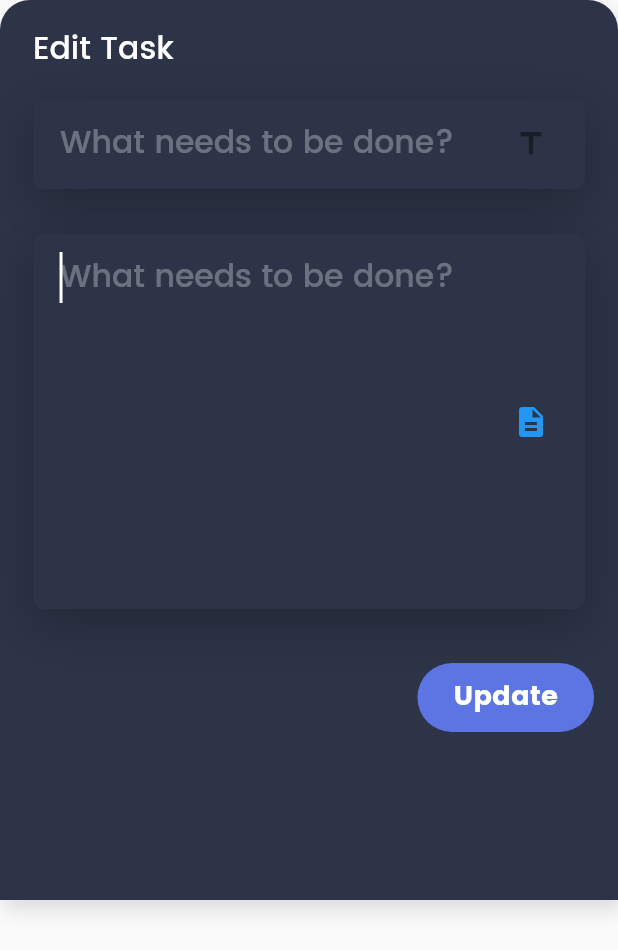
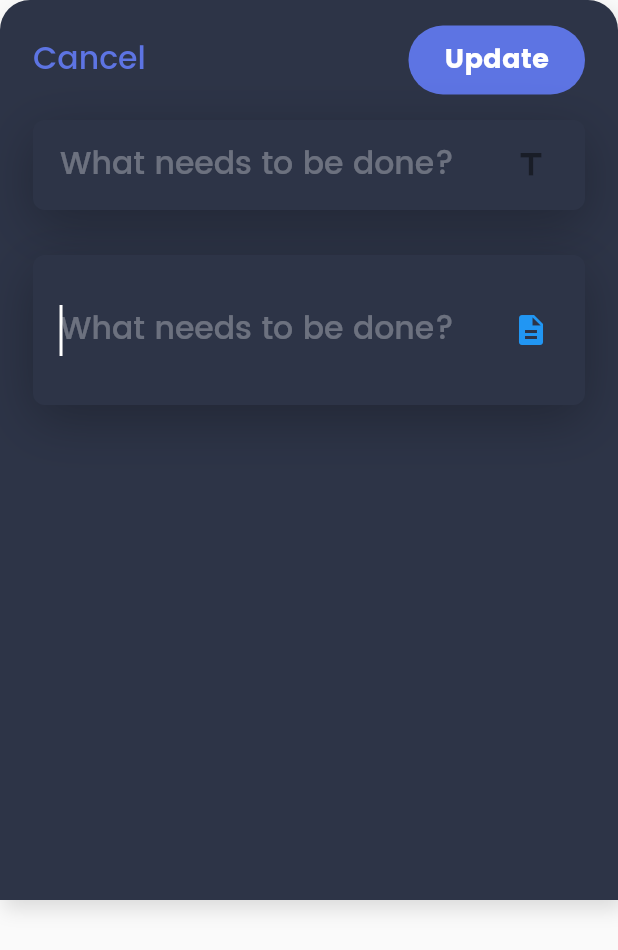
Before and after one commit to TunNandaAung/flutter-checklist, a Flutter app: the EditTodoForm widget shown alone on an empty page, opened directly with empty values, on a phone screen of 412 x 824 dp. Shown: the top 950 px of the screen. Run offline on Flutter 3.47's test engine with Material 2 defaults, Android fonts, the phone set to English and light mode, and no system bars; our stand-ins replace bloc, bubble_bottom_bar, circular_check_box, cloud_firestore, equatable, firebase_auth and 5 more; accounts and stored records are empty.

Commit message:
Tweak Add and Edit Form

```diff
--- a/lib/todo/modal/edit_todo_form.dart
+++ b/lib/todo/modal/edit_todo_form.dart
@@ -29,8 +29,8 @@ class _EditTodoFormState extends State<EditTodoForm> {
     return Padding(
       padding: const EdgeInsets.only(top: 0),
       child: Container(
+        height: 600,
         width: double.infinity,
-        height: 600,
         decoration: BoxDecoration(
           borderRadius: BorderRadius.only(
             topLeft: Radius.circular(20),
@@ -59,13 +59,43 @@ class _EditTodoFormState extends State<EditTodoForm> {
                       child: Column(
                         crossAxisAlignment: CrossAxisAlignment.start,
                         children: <Widget>[
+                          Row(
+                            mainAxisAlignment: MainAxisAlignment.spaceBetween,
+                            children: <Widget>[
                               Padding(
                                 padding: const EdgeInsets.only(left: 22.0),
-                            child: Text("Edit Task",
+                                child: Text("Cancel",
                                     style: TextStyle(
                                         fontFamily: "Poppins-Medium",
                                         fontSize: 21.0,
+                                        color: Color(0xFF5d74e3))),
+                              ),
+                              Padding(
+                                padding: EdgeInsets.only(right: 22.0),
+                                child: FlatButton(
+                                  onPressed: () {
+                                    if (_formKey.currentState.validate()) {
+                                      _formKey.currentState.save();
+                                      widget.onSave(_task, _note);
+                                      Navigator.pop(context);
+                                    }
+                                  },
+                                  color: Color(0xFF5d74e3),
+                                  disabledColor: Colors.grey,
+                                  shape: RoundedRectangleBorder(
+                                      borderRadius:
+                                          BorderRadius.circular(50.0)),
+                                  child: Padding(
+                                    padding: const EdgeInsets.all(8.0),
+                                    child: Text('Update',
+                                        style: TextStyle(
+                                            fontFamily: 'Poppins-Bold',
+                                            fontSize: 18.0,
                                             color: Colors.white)),
+                                  ),
+                                ),
+                              ),
+                            ],
                           ),
                           SizedBox(height: 16.0),
                           // TextFormField(
@@ -144,7 +174,10 @@ class _EditTodoFormState extends State<EditTodoForm> {
                           SizedBox(height: 30.0),
                           Container(
                             width: double.infinity,
-                            height: 250,
+                            height: null,
+                            constraints: BoxConstraints(
+                              maxHeight: 100.0,
+                            ),
                             margin: EdgeInsets.symmetric(horizontal: 22),
                             decoration: BoxDecoration(
                                 color: Color(0xFF2d3447),
@@ -158,10 +191,11 @@ class _EditTodoFormState extends State<EditTodoForm> {
                             child: Center(
                               child: Padding(
                                 padding: EdgeInsets.only(left: 18.0, right: 12),
+                                child: SingleChildScrollView(
                                   child: TextFormField(
                                     initialValue:
                                         isEditing ? widget.todo.note : '',
-                                  maxLines: 7,
+                                    maxLines: null,
                                     onSaved: (value) => _note = value,
                                     autofocus: !isEditing,
                                     validator: (val) {
@@ -178,8 +212,8 @@ class _EditTodoFormState extends State<EditTodoForm> {
                                       border: InputBorder.none,
                                       hintText: "What needs to be done?",
                                       suffixIcon: Icon(Icons.description),
-                                    errorStyle:
-                                        TextStyle(fontFamily: 'Poppins-Medium'),
+                                      errorStyle: TextStyle(
+                                          fontFamily: 'Poppins-Medium'),
                                       hintStyle: TextStyle(
                                           fontFamily: 'Poppins-Medium',
                                           color: Colors.white30,
@@ -189,39 +223,10 @@ class _EditTodoFormState extends State<EditTodoForm> {
                                 ),
                               ),
                             ),
+                          ),
 
                           SizedBox(
                             height: 35,
-                          ),
-                          Padding(
-                            padding: const EdgeInsets.only(right: 16.0),
-                            child: Row(
-                              mainAxisAlignment: MainAxisAlignment.end,
-                              children: <Widget>[
-                                FlatButton(
-                                  onPressed: () {
-                                    if (_formKey.currentState.validate()) {
-                                      _formKey.currentState.save();
-                                      widget.onSave(_task, _note);
-                                      Navigator.pop(context);
-                                    }
-                                  },
-                                  color: Color(0xFF5d74e3),
-                                  disabledColor: Colors.grey,
-                                  shape: RoundedRectangleBorder(
-                                      borderRadius:
-                                          BorderRadius.circular(50.0)),
-                                  child: Padding(
-                                    padding: const EdgeInsets.all(8.0),
-                                    child: Text('Update',
-                                        style: TextStyle(
-                                            fontFamily: 'Poppins-Bold',
-                                            fontSize: 18.0,
-                                            color: Colors.white)),
-                                  ),
-                                )
-                              ],
-                            ),
                           ),
                         ],
                       ),
```
Also changed, not shown: lib/todo/modal/add_todo_form.dart (+40 -29 lines). Lines whose indentation alone changed are shown as unchanged.
